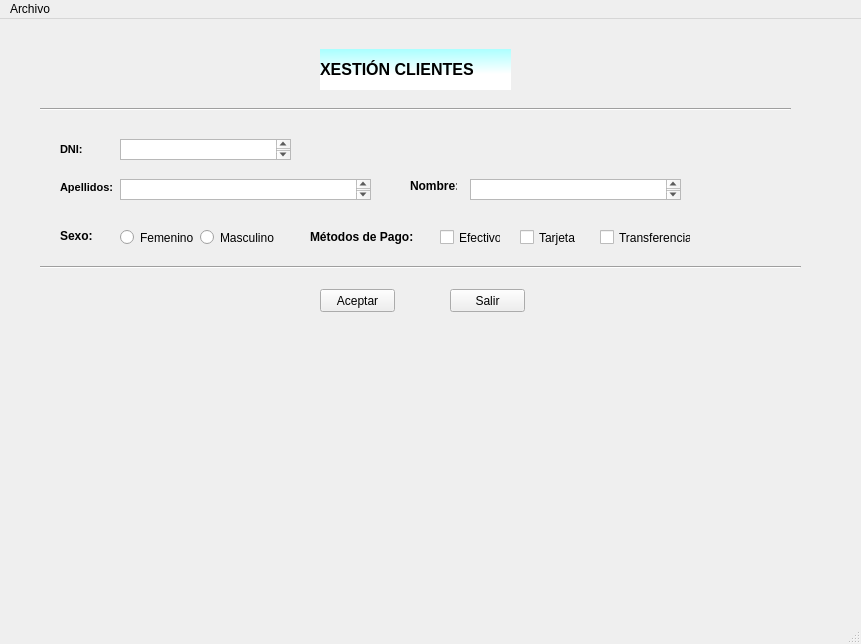
Above: ventana.ui from IagoBoente/ProyectoUno before the change. Below: the same form after it.
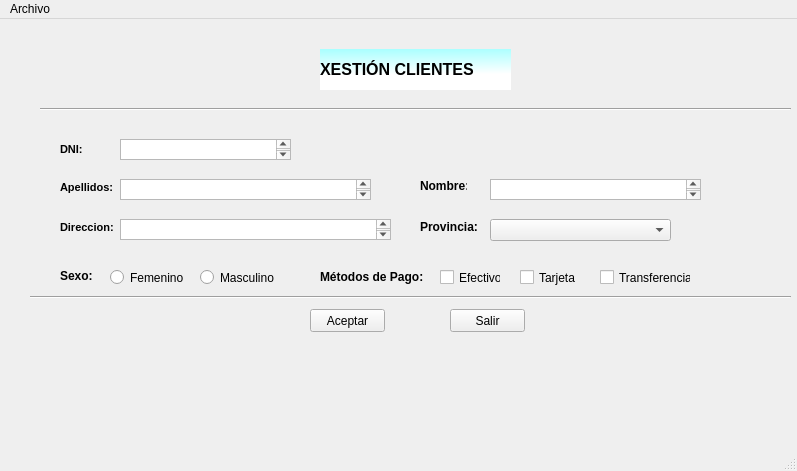
That is the form after the change. Custom widgets are drawn as their Qt base class.

Commit message: V0.0.2 Trabajando la ventana salir

What changed in the file:
```diff
--- a/ventana.ui
+++ b/ventana.ui
@@ -6,8 +6,8 @@
    <rect>
     <x>0</x>
     <y>0</y>
-    <width>861</width>
-    <height>644</height>
+    <width>797</width>
+    <height>471</height>
    </rect>
   </property>
   <property name="windowTitle">
@@ -114,8 +114,8 @@
    <widget class="Line" name="line_2">
     <property name="geometry">
      <rect>
-      <x>40</x>
-      <y>240</y>
+      <x>30</x>
+      <y>270</y>
       <width>761</width>
       <height>16</height>
      </rect>
@@ -127,7 +127,7 @@
    <widget class="QLabel" name="lblNome">
     <property name="geometry">
      <rect>
-      <x>410</x>
+      <x>420</x>
       <y>160</y>
       <width>47</width>
       <height>13</height>
@@ -146,7 +146,7 @@
    <widget class="QTextEdit" name="editNome">
     <property name="geometry">
      <rect>
-      <x>470</x>
+      <x>490</x>
       <y>160</y>
       <width>211</width>
       <height>21</height>
@@ -156,8 +156,8 @@
    <widget class="QPushButton" name="btnAceptar">
     <property name="geometry">
      <rect>
-      <x>320</x>
-      <y>270</y>
+      <x>310</x>
+      <y>290</y>
       <width>75</width>
       <height>23</height>
      </rect>
@@ -170,7 +170,7 @@
     <property name="geometry">
      <rect>
       <x>450</x>
-      <y>270</y>
+      <y>290</y>
       <width>75</width>
       <height>23</height>
      </rect>
@@ -183,7 +183,7 @@
     <property name="geometry">
      <rect>
       <x>60</x>
-      <y>210</y>
+      <y>250</y>
       <width>47</width>
       <height>13</height>
      </rect>
@@ -201,8 +201,8 @@
    <widget class="QRadioButton" name="rbtFem">
     <property name="geometry">
      <rect>
-      <x>120</x>
-      <y>210</y>
+      <x>110</x>
+      <y>250</y>
       <width>82</width>
       <height>17</height>
      </rect>
@@ -215,7 +215,7 @@
     <property name="geometry">
      <rect>
       <x>200</x>
-      <y>210</y>
+      <y>250</y>
       <width>82</width>
       <height>17</height>
      </rect>
@@ -227,8 +227,8 @@
    <widget class="QLabel" name="lblSexo_2">
     <property name="geometry">
      <rect>
-      <x>310</x>
-      <y>210</y>
+      <x>320</x>
+      <y>250</y>
       <width>111</width>
       <height>16</height>
      </rect>
@@ -247,7 +247,7 @@
     <property name="geometry">
      <rect>
       <x>440</x>
-      <y>210</y>
+      <y>250</y>
       <width>61</width>
       <height>17</height>
      </rect>
@@ -260,7 +260,7 @@
     <property name="geometry">
      <rect>
       <x>520</x>
-      <y>210</y>
+      <y>250</y>
       <width>61</width>
       <height>17</height>
      </rect>
@@ -273,7 +273,7 @@
     <property name="geometry">
      <rect>
       <x>600</x>
-      <y>210</y>
+      <y>250</y>
       <width>91</width>
       <height>17</height>
      </rect>
@@ -282,13 +282,72 @@
      <string>Transferencia</string>
     </property>
    </widget>
+   <widget class="QLabel" name="lblapel_2">
+    <property name="geometry">
+     <rect>
+      <x>60</x>
+      <y>200</y>
+      <width>71</width>
+      <height>16</height>
+     </rect>
+    </property>
+    <property name="font">
+     <font>
+      <pointsize>8</pointsize>
+      <weight>75</weight>
+      <bold>true</bold>
+     </font>
+    </property>
+    <property name="text">
+     <string>Direccion:</string>
+    </property>
+   </widget>
+   <widget class="QTextEdit" name="editApel_2">
+    <property name="geometry">
+     <rect>
+      <x>120</x>
+      <y>200</y>
+      <width>271</width>
+      <height>21</height>
+     </rect>
+    </property>
+   </widget>
+   <widget class="QLabel" name="lblProv">
+    <property name="geometry">
+     <rect>
+      <x>420</x>
+      <y>200</y>
+      <width>61</width>
+      <height>16</height>
+     </rect>
+    </property>
+    <property name="font">
+     <font>
+      <weight>75</weight>
+      <bold>true</bold>
+     </font>
+    </property>
+    <property name="text">
+     <string>Provincia: </string>
+    </property>
+   </widget>
+   <widget class="QComboBox" name="cmbProv">
+    <property name="geometry">
+     <rect>
+      <x>490</x>
+      <y>200</y>
+      <width>181</width>
+      <height>22</height>
+     </rect>
+    </property>
+   </widget>
   </widget>
   <widget class="Archivo" name="menuBar">
    <property name="geometry">
     <rect>
      <x>0</x>
      <y>0</y>
-     <width>861</width>
+     <width>797</width>
      <height>21</height>
     </rect>
    </property>
```
The commit also changes 8 other files.
